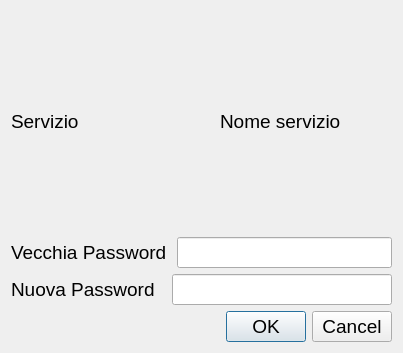
The window that src/ui/aggiungi_servizio.ui (fgirlanda/GP2) describes before a commit, drawn with Qt 5.
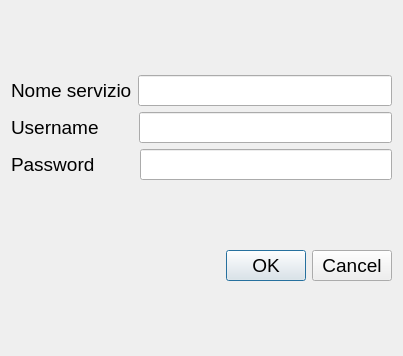
The same window after the commit.

Commit message: vers 1 gui completata

The edit to the form file:
```diff
--- a/src/ui/aggiungi_servizio.ui
+++ b/src/ui/aggiungi_servizio.ui
@@ -7,7 +7,7 @@
     <x>0</x>
     <y>0</y>
     <width>403</width>
-    <height>353</height>
+    <height>356</height>
    </rect>
   </property>
   <property name="windowTitle">
@@ -18,9 +18,6 @@
     <layout class="QVBoxLayout" name="verticalLayout">
      <item>
       <layout class="QHBoxLayout" name="horizontalLayout">
-       <property name="spacing">
-        <number>37</number>
-       </property>
        <item>
         <widget class="QLabel" name="label">
          <property name="font">
@@ -29,28 +26,25 @@
           </font>
          </property>
          <property name="text">
-          <string>Servizio</string>
-         </property>
-        </widget>
-       </item>
-       <item>
-        <widget class="QLabel" name="label_4">
-         <property name="font">
-          <font>
-           <pointsize>14</pointsize>
-          </font>
-         </property>
-         <property name="text">
           <string>Nome servizio</string>
          </property>
         </widget>
        </item>
+       <item>
+        <widget class="QLineEdit" name="lineEdit">
+         <property name="font">
+          <font>
+           <pointsize>14</pointsize>
+          </font>
+         </property>
+        </widget>
+       </item>
       </layout>
      </item>
      <item>
       <layout class="QHBoxLayout" name="horizontalLayout_2">
        <property name="spacing">
-        <number>10</number>
+        <number>40</number>
        </property>
        <item>
         <widget class="QLabel" name="label_2">
@@ -60,7 +54,7 @@
           </font>
          </property>
          <property name="text">
-          <string>Vecchia Password</string>
+          <string>Username</string>
          </property>
         </widget>
        </item>
@@ -78,7 +72,7 @@
      <item>
       <layout class="QHBoxLayout" name="horizontalLayout_3">
        <property name="spacing">
-        <number>17</number>
+        <number>45</number>
        </property>
        <item>
         <widget class="QLabel" name="label_3">
@@ -88,7 +82,7 @@
           </font>
          </property>
          <property name="text">
-          <string>Nuova Password</string>
+          <string>Password</string>
          </property>
         </widget>
        </item>
```
The commit also changes 3 other files.
